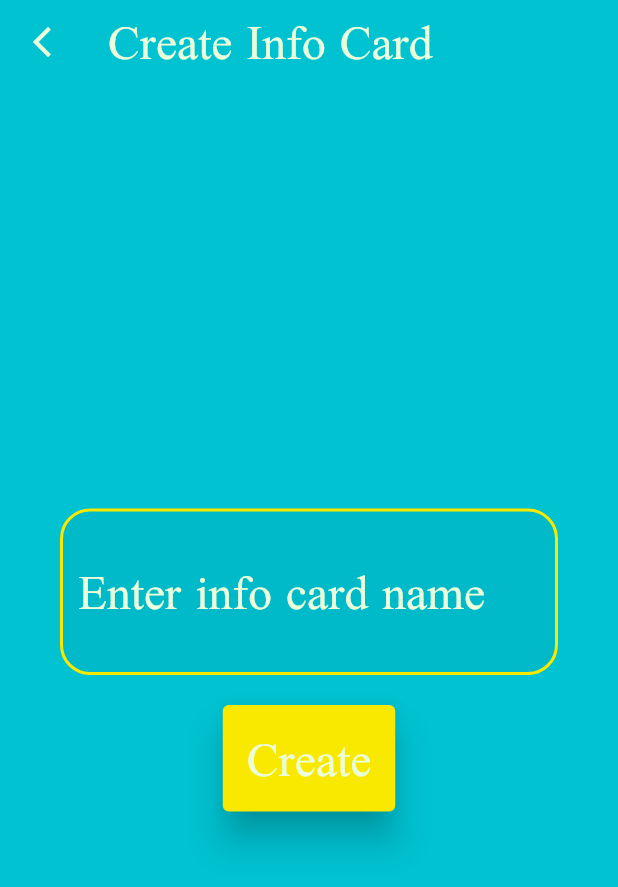
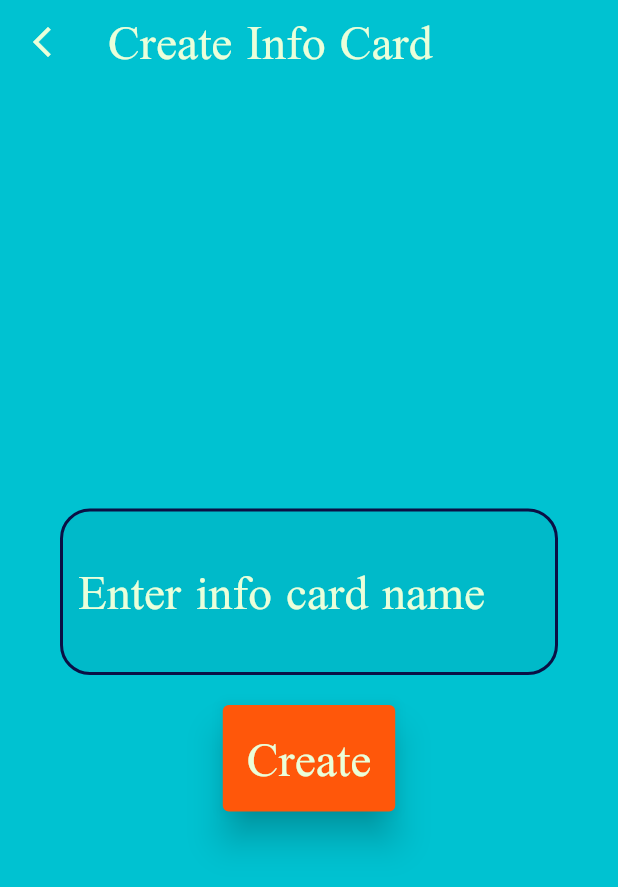
Before and after one commit to AhmetOcak/info-card-app, a Flutter app: the CreateInfoCard screen opened by its route, on a phone screen of 412 x 824 dp. Shown: the top 887 px of the screen. Run offline on Flutter 3.47's test engine with Material 2 defaults, Android fonts, the phone set to English and light mode, and no system bars; our stand-ins replace sqflite; accounts and stored records are empty.

Commit message:
changed colors

```diff
--- a/lib/constants.dart
+++ b/lib/constants.dart
@@ -12,5 +12,5 @@ const Color cardColor = Color(0xFF0A1045);
 const Color backgroundColor = Color(0xFF00C2D1);
 const Color accentColor = Color(0xFFF9E900);
 const Color textColor = Color(0xFFEAFFDA);
-const Color buttonColor = Color(0xFF545677);
+const Color buttonColor = Color(0xFFFF570A);
 const Color floatactionButtonColor = Color(0xFFFF570A);
--- a/lib/screens/create_category.dart
+++ b/lib/screens/create_category.dart
@@ -41,14 +41,14 @@ class _CreateCategoryState extends State<CreateCategory> {
                 cardName = val;
               },
               style: myStyle,
-              cursorColor: accentColor,
+              cursorColor: buttonColor,
               decoration: const InputDecoration(
                 filled: true,
                 hintText: 'Enter category name',
                 hintStyle: myStyle,
                 enabledBorder: OutlineInputBorder(
                   borderSide: BorderSide(
-                    color: accentColor,
+                    color: cardColor,
                     width: 2,
                   ),
                   borderRadius: BorderRadius.all(
@@ -57,7 +57,7 @@ class _CreateCategoryState extends State<CreateCategory> {
                 ),
                 focusedBorder: OutlineInputBorder(
                   borderSide: BorderSide(
-                    color: accentColor,
+                    color: cardColor,
                     width: 2,
                   ),
                   borderRadius: BorderRadius.all(
--- a/lib/screens/create_info_card.dart
+++ b/lib/screens/create_info_card.dart
@@ -37,7 +37,7 @@ class CreateInfoCard extends StatelessWidget {
               onChanged: (val) {
                 cardName = val;
               },
-              cursorColor: accentColor,
+              cursorColor: buttonColor,
               style: myStyle,
               decoration: const InputDecoration(
                 filled: true,
@@ -45,7 +45,7 @@ class CreateInfoCard extends StatelessWidget {
                 hintStyle: myStyle,
                 enabledBorder: OutlineInputBorder(
                   borderSide: BorderSide(
-                    color: accentColor,
+                    color: cardColor,
                     width: 2,
                   ),
                   borderRadius: BorderRadius.all(
@@ -54,7 +54,7 @@ class CreateInfoCard extends StatelessWidget {
                 ),
                 focusedBorder: OutlineInputBorder(
                   borderSide: BorderSide(
-                    color: accentColor,
+                    color: cardColor,
                     width: 2,
                   ),
                   borderRadius: BorderRadius.all(
@@ -76,7 +76,7 @@ class CreateInfoCard extends StatelessWidget {
             ),
             style: ButtonStyle(
               elevation: MaterialStateProperty.all(10),
-              backgroundColor: MaterialStateProperty.all(accentColor),
+              backgroundColor: MaterialStateProperty.all(buttonColor),
             ),
           ),
         ],
```
